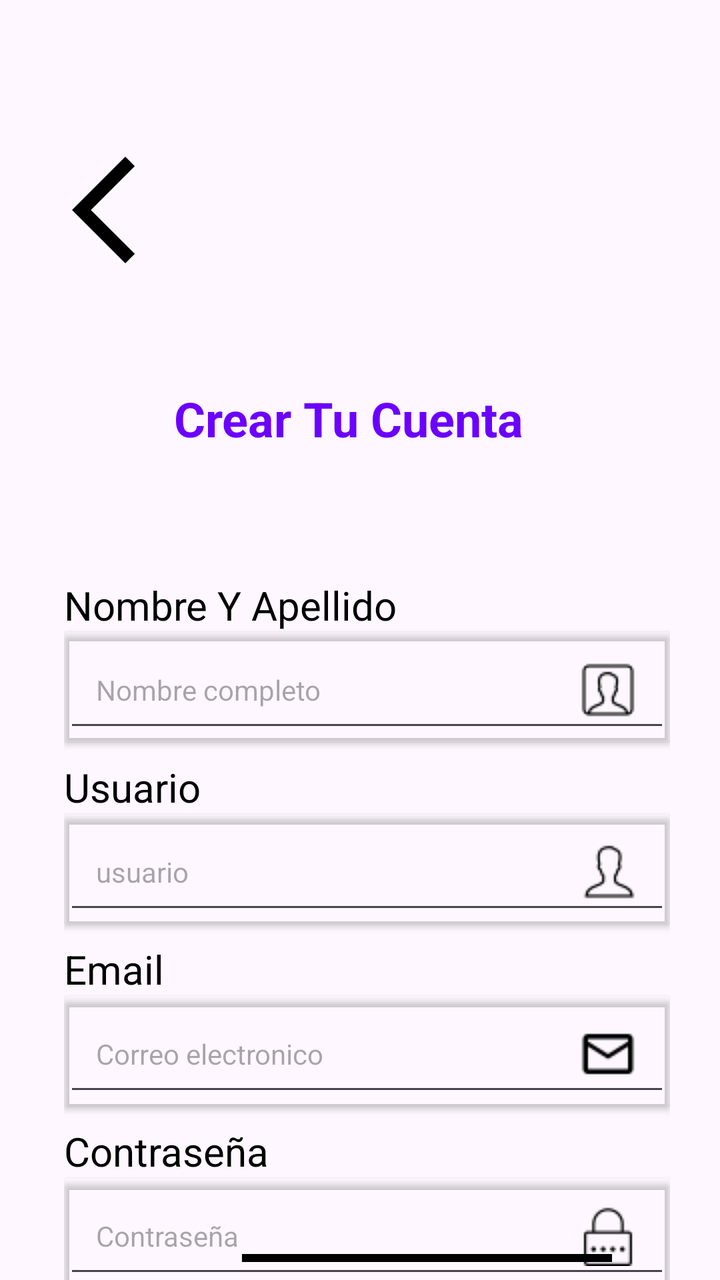
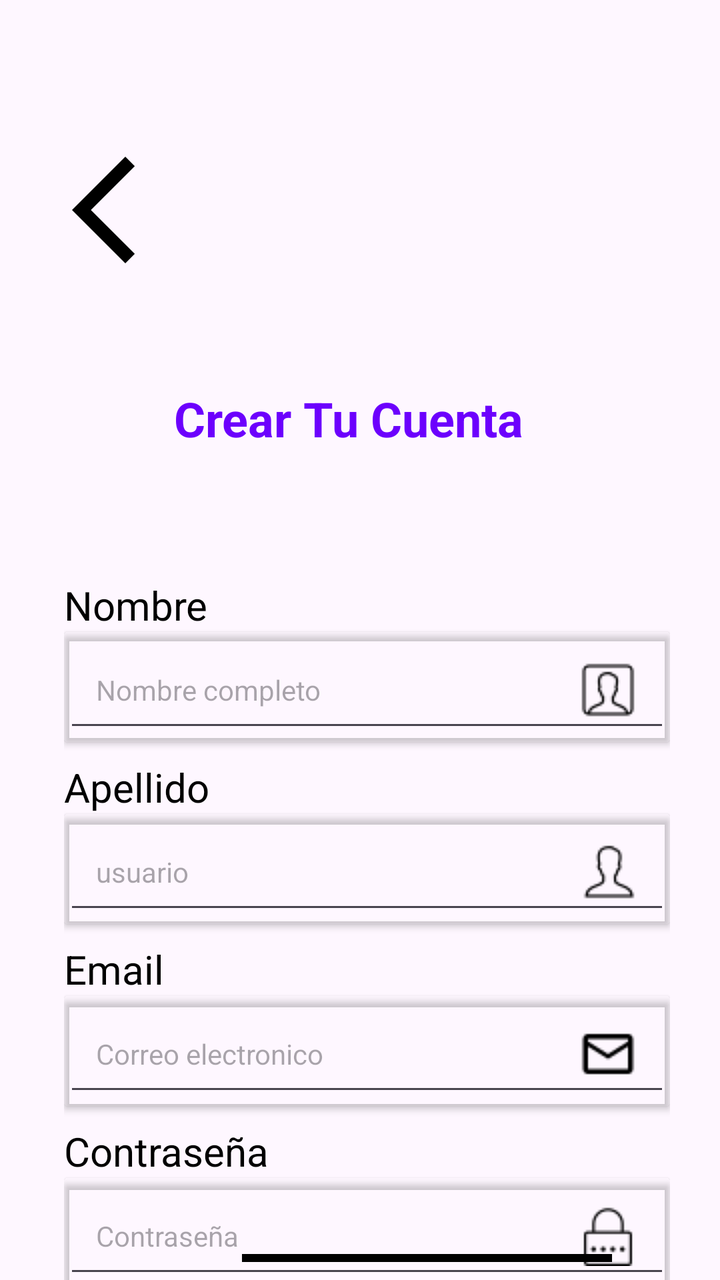

Two renders of the same Android screen: before a commit and after it. Below are the layout's source before the change and the commit's diff.
<!-- AndroidManifest.xml: application theme Theme.AppTurismo -->
<!-- res/layout/activity_register.xml -->
<?xml version="1.0" encoding="utf-8"?>
<androidx.constraintlayout.widget.ConstraintLayout xmlns:android="http://schemas.android.com/apk/res/android"
    xmlns:app="http://schemas.android.com/apk/res-auto"
    xmlns:tools="http://schemas.android.com/tools"
    android:id="@+id/main"
    android:layout_width="match_parent"
    android:layout_height="match_parent"
    tools:context=".InicioSesion.RegisterActivity">

    <FrameLayout
        android:id="@+id/card_button"
        android:layout_width="64dp"
        android:layout_height="64dp"
        android:layout_marginStart="20dp"
        android:layout_marginTop="73dp"
        android:backgroundTint="@color/transparent"
        android:elevation="4dp"
        app:cardCornerRadius="32dp"
        app:layout_constraintStart_toStartOf="parent"
        app:layout_constraintTop_toTopOf="parent">

        <ImageView
            android:id="@+id/btnAtras"
            android:layout_width="match_parent"
            android:layout_height="match_parent"
            android:src="@drawable/arrow_back" />
    </FrameLayout>


    <TextView
        android:id="@+id/text_title"
        android:layout_width="186dp"
        android:layout_height="29dp"
        android:layout_marginTop="193dp"
        android:text="Crear Tu Cuenta"
        android:textColor="@color/first"
        android:textSize="24dp"
        android:textStyle="bold"
        app:layout_constraintEnd_toEndOf="parent"
        app:layout_constraintStart_toStartOf="parent"
        app:layout_constraintTop_toTopOf="parent">

    </TextView>

    <androidx.constraintlayout.widget.ConstraintLayout
        android:id="@+id/sesion1"
        android:layout_width="match_parent"
        android:layout_height="358dp"
        android:layout_marginStart="32dp"
        android:layout_marginTop="67dp"
        android:layout_marginEnd="25dp"
        android:orientation="vertical"
        app:layout_constraintStart_toStartOf="parent"
        app:layout_constraintTop_toBottomOf="@id/text_title">

        <TextView
            android:id="@+id/name_title"
            android:layout_width="wrap_content"
            android:layout_height="wrap_content"
            android:text="Nombre Y Apellido"
            android:textColor="@color/black"
            android:textSize="20sp"
            app:layout_constraintStart_toStartOf="parent"
            app:layout_constraintTop_toTopOf="@id/sesion1" />

        <androidx.cardview.widget.CardView
            android:id="@+id/viewcard1"
            android:layout_width="match_parent"
            android:layout_height="55dp"
            android:backgroundTint="@color/transparent"
            app:layout_constraintStart_toStartOf="parent"
            app:layout_constraintTop_toBottomOf="@id/name_title">

            <EditText
                android:layout_width="match_parent"
                android:layout_height="match_parent"
                android:drawableEnd="@drawable/name"
                android:hint="Nombre completo"
                android:paddingStart="16dp"
                android:paddingEnd="16dp"
                android:textSize="14sp">

            </EditText>

        </androidx.cardview.widget.CardView>

        <TextView
            android:id="@+id/usuario_title"
            android:layout_width="wrap_content"
            android:layout_height="wrap_content"
            android:layout_marginTop="9dp"
            android:text="Usuario"
            android:textColor="@color/black"
            android:textSize="20sp"
            app:layout_constraintStart_toStartOf="parent"
            app:layout_constraintTop_toBottomOf="@id/viewcard1" />

        <androidx.cardview.widget.CardView
            android:id="@+id/viewcard2"
            android:layout_width="match_parent"
            android:layout_height="55dp"
            android:backgroundTint="@color/transparent"
            app:layout_constraintStart_toStartOf="parent"
            app:layout_constraintTop_toBottomOf="@id/usuario_title">

            <EditText
                android:layout_width="match_parent"
                android:layout_height="match_parent"
                android:drawableEnd="@drawable/user"
                android:hint="usuario"
                android:paddingStart="16dp"
                android:paddingEnd="16dp"
                android:textSize="14sp"/>
        </androidx.cardview.widget.CardView>

        <TextView
            android:id="@+id/email_title"
            android:layout_width="wrap_content"
            android:layout_height="wrap_content"
            android:layout_marginTop="9dp"
            android:text="@string/email"
            android:textColor="@color/black"
            android:textSize="20sp"
            app:layout_constraintStart_toStartOf="parent"
            app:layout_constraintTop_toBottomOf="@id/viewcard2" />

        <androidx.cardview.widget.CardView
            android:id="@+id/viewcard3"
            android:layout_width="match_parent"
            android:layout_height="55dp"
            android:backgroundTint="@color/transparent"
            app:layout_constraintStart_toStartOf="parent"
            app:layout_constraintTop_toBottomOf="@id/email_title">

            <EditText
                android:layout_width="match_parent"
                android:layout_height="match_parent"
                android:drawableEnd="@drawable/gmail"
                android:drawableTint="@color/black"
                android:hint="Correo electronico"
                android:paddingStart="16dp"
                android:paddingEnd="16dp"
                android:textSize="14sp"/>
        </androidx.cardview.widget.CardView>

        <TextView
            android:id="@+id/password_title"
            android:layout_width="wrap_content"
            android:layout_height="wrap_content"
            android:layout_marginTop="9dp"
            android:text="@string/password"
            android:textColor="@color/black"
            android:textSize="20sp"
            app:layout_constraintStart_toStartOf="parent"
            app:layout_constraintTop_toBottomOf="@id/viewcard3" />

        <androidx.cardview.widget.CardView
            android:id="@+id/viewcard4"
            android:layout_width="match_parent"
            android:layout_height="55dp"
            android:backgroundTint="@color/transparent"
            app:layout_constraintStart_toStartOf="parent"
            app:layout_constraintTop_toBottomOf="@id/password_title">

            <EditText
                android:layout_width="match_parent"
                android:layout_height="match_parent"
                android:drawableEnd="@drawable/password"
                android:drawableTint="@color/black"
                android:hint="Contraseña"
                android:paddingStart="16dp"
                android:paddingEnd="16dp"
                android:textSize="14sp"/>
        </androidx.cardview.widget.CardView>

    </androidx.constraintlayout.widget.ConstraintLayout>

    <androidx.constraintlayout.widget.ConstraintLayout
        android:id="@+id/sesion2"
        android:layout_width="match_parent"
        android:layout_height="wrap_content"
        android:layout_marginStart="32dp"
        android:layout_marginTop="80dp"
        android:layout_marginEnd="25dp"
        app:layout_constraintTop_toBottomOf="@id/sesion1">

        <Button
            android:id="@+id/button"
            android:layout_width="match_parent"
            android:layout_height="70dp"
            android:backgroundTint="@color/first"
            android:text="Crear Cuenta"
            android:textColor="@color/white"
            android:textSize="20sp"
            app:layout_constraintTop_toTopOf="@+id/sesion2">

        </Button>

        <TextView
            android:id="@+id/politica"
            android:layout_width="300dp"
            android:layout_height="50dp"
            android:layout_marginTop="100dp"
            android:gravity="center"
            android:text="@string/politica_text"
            android:textColor="@color/black"
            android:textSize="18sp"
            app:layout_constraintEnd_toEndOf="@+id/sesion2"
            app:layout_constraintStart_toStartOf="@id/sesion2"
            app:layout_constraintTop_toBottomOf="@+id/button">

        </TextView>

    </androidx.constraintlayout.widget.ConstraintLayout>

    <FrameLayout
        android:layout_width="match_parent"
        android:layout_height="25dp"
        app:layout_constraintBottom_toBottomOf="parent"
        app:layout_constraintStart_toStartOf="parent">

        <View
            android:id="@+id/line_2"
            android:layout_width="187dp"
            android:layout_height="4dp"
            android:layout_marginLeft="120dp"
            android:layout_marginTop="12dp"
            android:background="@drawable/linea" />

    </FrameLayout>
</androidx.constraintlayout.widget.ConstraintLayout>
<!-- resources referenced by this layout -->
<resources>
  <color name="black">#FF000000</color>
  <color name="first">#6C00FD</color>
  <color name="transparent">#00CCB7F8</color>
  <color name="white">#FFFFFFFF</color>
  <!-- drawable arrow_back (drawable) -->
  <vector xmlns:android="http://schemas.android.com/apk/res/android" android:height="32dp" android:tint="#000000" android:viewportHeight="24" android:viewportWidth="24" android:width="32dp">
        
      <path android:fillColor="@android:color/white"
          android:pathData="M17.77,3.77l-1.77,-1.77l-10,10l10,10l1.77,-1.77l-8.23,-8.23z"/>
      
  </vector>
  <!-- drawable gmail: png bitmap (drawable, 359 bytes) -->
  <!-- drawable linea (drawable) -->
  <vector xmlns:android="http://schemas.android.com/apk/res/android"
      android:width="189dp"
      android:height="2dp"
      android:viewportWidth="189"
      android:viewportHeight="2">
      <group>
          <clip-path
              android:pathData="M1 1H188.003H1Z"/>
      </group>
      <path
          android:pathData="M1 1H188.003H1Z"
          android:strokeWidth="2"
          android:strokeColor="#000000"/>
  </vector>
  <!-- drawable name: png bitmap (drawable, 540 bytes) -->
  <!-- drawable password: png bitmap (drawable, 408 bytes) -->
  <!-- drawable user: png bitmap (drawable, 509 bytes) -->
  <string name="email">Email</string>
  <string name="password">Contraseña</string>
  <string name="politica_text">
      Al crear una cuenta aceptas nuestras <u><font color="#6C00FD">Políticas y Privacidad</font></u>
      </string>
  <style name="Theme.AppTurismo" parent="Base.Theme.AppTurismo" />
  <style name="Base.Theme.AppTurismo" parent="Theme.Material3.DayNight.NoActionBar">
          
          
      </style>
</resources>

<!-- the commit's change to res/layout/activity_register.xml (unified diff, before → after) -->
@@ -57,7 +57,7 @@
             android:id="@+id/name_title"
             android:layout_width="wrap_content"
             android:layout_height="wrap_content"
-            android:text="Nombre Y Apellido"
+            android:text="Nombre"
             android:textColor="@color/black"
             android:textSize="20sp"
             app:layout_constraintStart_toStartOf="parent"
@@ -72,6 +72,7 @@
             app:layout_constraintTop_toBottomOf="@id/name_title">
 
             <EditText
+                android:id="@+id/name"
                 android:layout_width="match_parent"
                 android:layout_height="match_parent"
                 android:drawableEnd="@drawable/name"
@@ -89,7 +90,7 @@
             android:layout_width="wrap_content"
             android:layout_height="wrap_content"
             android:layout_marginTop="9dp"
-            android:text="Usuario"
+            android:text="Apellido"
             android:textColor="@color/black"
             android:textSize="20sp"
             app:layout_constraintStart_toStartOf="parent"
@@ -104,6 +105,7 @@
             app:layout_constraintTop_toBottomOf="@id/usuario_title">
 
             <EditText
+                android:id="@+id/apellido"
                 android:layout_width="match_parent"
                 android:layout_height="match_parent"
                 android:drawableEnd="@drawable/user"
@@ -133,6 +135,7 @@
             app:layout_constraintTop_toBottomOf="@id/email_title">
 
             <EditText
+                android:id="@+id/email"
                 android:layout_width="match_parent"
                 android:layout_height="match_parent"
                 android:drawableEnd="@drawable/gmail"
@@ -163,6 +166,7 @@
             app:layout_constraintTop_toBottomOf="@id/password_title">
 
             <EditText
+                android:id="@+id/password"
                 android:layout_width="match_parent"
                 android:layout_height="match_parent"
                 android:drawableEnd="@drawable/password"
